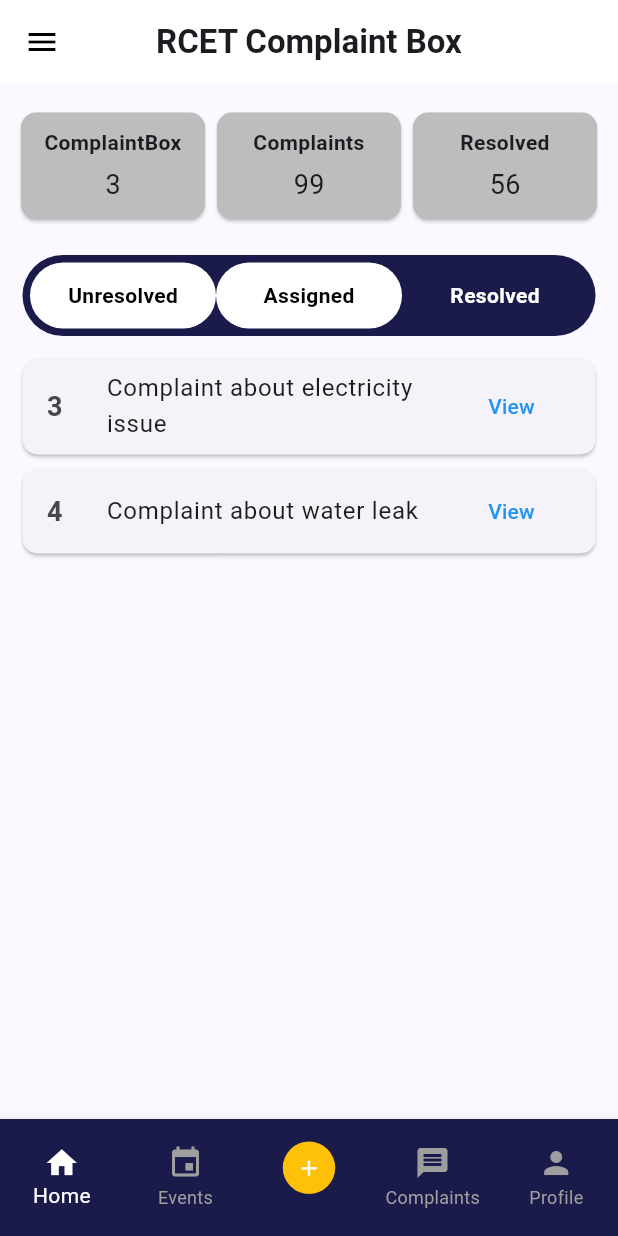
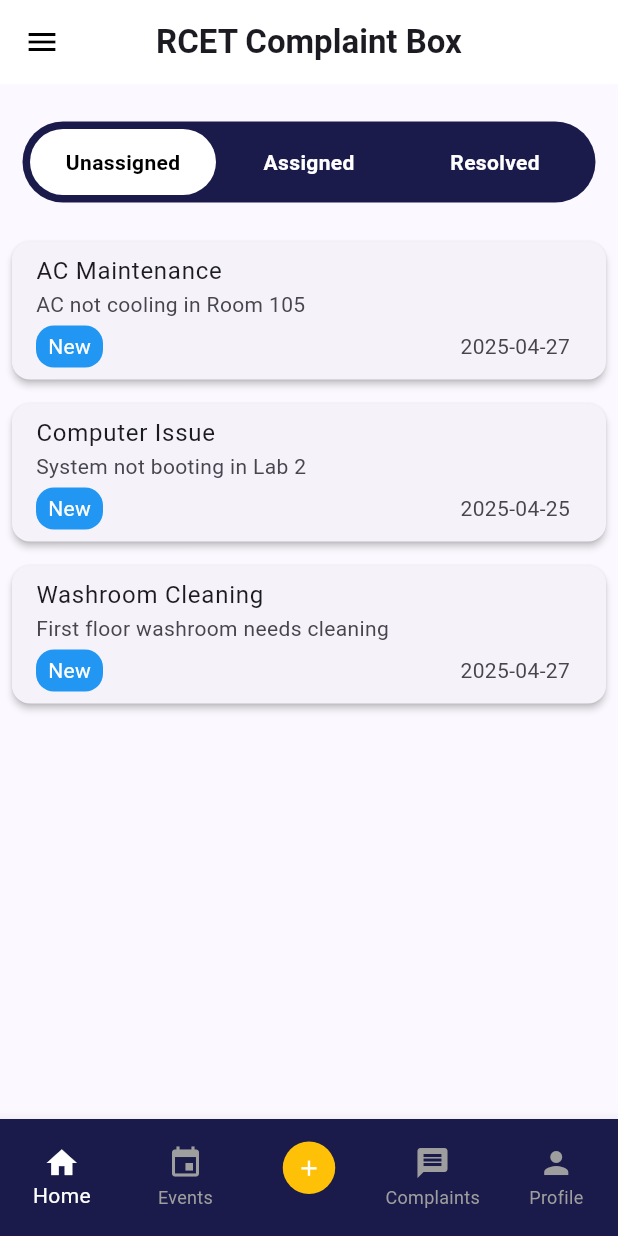
Before and after one commit to AbdulWahab100203/rcet_complaint, a Flutter app: the ComplaintScreenMain screen opened by its route, on a phone screen of 412 x 824 dp. Run offline on Flutter 3.47's test engine with Material 3 defaults, Android fonts, the phone set to English and light mode, and no system bars.

Commit message:
fix the unassignd complaints

```diff
--- a/lib/screens/dashboard/main_dashboard_screen.dart
+++ b/lib/screens/dashboard/main_dashboard_screen.dart
@@ -4,7 +4,8 @@ import '../../widgets/custom_bottom_bar.dart';
 import '../../widgets/dashboard_card.dart';
 import '../../routes/app_routes.dart';
 import 'resolved_complaints.dart';
-import 'unresolved_complaints.dart';
+import 'unassigned_complaints.dart';
+import 'assigned_complaints.dart';
 
 class ComplaintScreenMain extends StatefulWidget {
   @override
@@ -13,7 +14,9 @@ class ComplaintScreenMain extends StatefulWidget {
 
 class _ComplaintScreenMainState extends State<ComplaintScreenMain> {
   int _selectedIndex = 0;
-  bool showResolved = false;
+  String selectedTab =
+      "unassigned"; // Can be "unassigned", "assigned", or "resolved"
+
   @override
   Widget build(BuildContext context) {
     return Scaffold(
@@ -21,7 +24,7 @@ class _ComplaintScreenMainState extends State<ComplaintScreenMain> {
         backgroundColor: Colors.white,
         elevation: 0,
         iconTheme: const IconThemeData(color: Colors.black),
-        centerTitle: true, // ✅ This centers the title
+        centerTitle: true,
         title: const Text(
           'RCET Complaint Box',
           style: TextStyle(
@@ -34,27 +37,7 @@ class _ComplaintScreenMainState extends State<ComplaintScreenMain> {
       body: SafeArea(
         child: Column(
           children: [
-            // const SizedBox(height: 20),
-            // Center(
-            //   child: Image.asset(
-            //     'assets/images/logo.png',
-            //     height: 80,
-            //     errorBuilder: (context, error, stackTrace) =>
-            //         const Icon(Icons.error, size: 50, color: Colors.red),
-            //   ),
-            // ),
-            const SizedBox(height: 15),
-            Padding(
-              padding: const EdgeInsets.symmetric(horizontal: 10),
-              child: Row(
-                mainAxisAlignment: MainAxisAlignment.spaceEvenly,
-                children: const [
-                  DashboardCard(title: "ComplaintBox", count: "3"),
-                  DashboardCard(title: "Complaints", count: "99"),
-                  DashboardCard(title: "Resolved", count: "56"),
-                ],
-              ),
-            ),
+            const SizedBox(height: 5),
             const SizedBox(height: 20),
             Padding(
               padding: const EdgeInsets.symmetric(horizontal: 15),
@@ -67,17 +50,16 @@ class _ComplaintScreenMainState extends State<ComplaintScreenMain> {
                 child: Row(
                   mainAxisAlignment: MainAxisAlignment.spaceEvenly,
                   children: [
-                    toggleButton("Unresolved", !showResolved),
-                    toggleButton("Assigned", !showResolved),
-                    toggleButton("Resolved", showResolved),
+                    toggleButton("Unassigned", selectedTab == "unassigned"),
+                    toggleButton("Assigned", selectedTab == "assigned"),
+                    toggleButton("Resolved", selectedTab == "resolved"),
                   ],
                 ),
               ),
             ),
             const SizedBox(height: 10),
             Expanded(
-              child:
-                  showResolved ? ResolvedComplaints() : UnresolvedComplaints(),
+              child: _buildSelectedView(),
             ),
           ],
         ),
@@ -110,13 +92,25 @@ class _ComplaintScreenMainState extends State<ComplaintScreenMain> {
     );
   }
 
-  // Toggle Button Widget
+  Widget _buildSelectedView() {
+    switch (selectedTab) {
+      case "unassigned":
+        return UnassignedComplaints();
+      case "assigned":
+        return AssignedComplaints();
+      case "resolved":
+        return ResolvedComplaints();
+      default:
+        return UnassignedComplaints();
+    }
+  }
+
   Widget toggleButton(String title, bool isActive) {
     return Expanded(
       child: GestureDetector(
         onTap: () {
           setState(() {
-            showResolved = (title == "Resolved");
+            selectedTab = title.toLowerCase();
           });
         },
         child: Container(
--- /dev/null
+++ b/lib/screens/dashboard/unassigned_complaints.dart
@@ -0,0 +1,201 @@
+import 'package:flutter/material.dart';
+
+class UnassignedComplaints extends StatefulWidget {
+  const UnassignedComplaints({Key? key}) : super(key: key);
+
+  @override
+  State<UnassignedComplaints> createState() => _UnassignedComplaintsState();
+}
+
+class _UnassignedComplaintsState extends State<UnassignedComplaints> {
+  // List of departments and their staff
+  final Map<String, List<String>> departments = {
+    'Electrical': [
+      'John (Electrician)',
+      'Mike (Electrician)',
+      'Sarah (Electronics)'
+    ],
+    'Cleaning': ['Alice (Sweeper)', 'Bob (Janitor)', 'Carol (Cleaner)'],
+    'IT': [
+      'David (System Admin)',
+      'Eve (Network Engineer)',
+      'Frank (IT Support)'
+    ],
+    'Maintenance': ['George (Plumber)', 'Helen (HVAC)', 'Ian (Carpenter)'],
+  };
+
+  String? selectedDepartment;
+  String? selectedStaff;
+
+  // Dummy data for unassigned complaints
+  final List<Map<String, dynamic>> unassignedComplaints = [
+    {
+      'id': '3',
+      'title': 'AC Maintenance',
+      'description': 'AC not cooling in Room 105',
+      'status': 'New',
+      'date': '2025-04-27',
+      'suggestedDepartment': 'Electrical',
+    },
+    {
+      'id': '4',
+      'title': 'Computer Issue',
+      'description': 'System not booting in Lab 2',
+      'status': 'New',
+      'date': '2025-04-25',
+      'suggestedDepartment': 'IT',
+    },
+    {
+      'id': '5',
+      'title': 'Washroom Cleaning',
+      'description': 'First floor washroom needs cleaning',
+      'status': 'New',
+      'date': '2025-04-27',
+      'suggestedDepartment': 'Cleaning',
+    },
+  ];
+
+  void _showAssignmentDialog(Map<String, dynamic> complaint) {
+    selectedDepartment = complaint['suggestedDepartment'];
+    selectedStaff = null;
+
+    showDialog(
+      context: context,
+      builder: (BuildContext context) {
+        return StatefulBuilder(
+          builder: (context, setState) {
+            return AlertDialog(
+              title: const Text('Assign Complaint'),
+              content: Column(
+                mainAxisSize: MainAxisSize.min,
+                crossAxisAlignment: CrossAxisAlignment.start,
+                children: [
+                  Text('Complaint: ${complaint['title']}',
+                      style: const TextStyle(fontWeight: FontWeight.bold)),
+                  const SizedBox(height: 8),
+                  Text(complaint['description']),
+                  const SizedBox(height: 16),
+                  DropdownButtonFormField<String>(
+                    decoration: const InputDecoration(
+                      labelText: 'Select Department',
+                      border: OutlineInputBorder(),
+                    ),
+                    value: selectedDepartment,
+                    items: departments.keys.map((String department) {
+                      return DropdownMenuItem<String>(
+                        value: department,
+                        child: Text(department),
+                      );
+                    }).toList(),
+                    onChanged: (String? newValue) {
+                      setState(() {
+                        selectedDepartment = newValue;
+                        selectedStaff = null;
+                      });
+                    },
+                  ),
+                  const SizedBox(height: 16),
+                  if (selectedDepartment != null)
+                    DropdownButtonFormField<String>(
+                      decoration: const InputDecoration(
+                        labelText: 'Select Staff',
+                        border: OutlineInputBorder(),
+                      ),
+                      value: selectedStaff,
+                      items:
+                          departments[selectedDepartment]!.map((String staff) {
+                        return DropdownMenuItem<String>(
+                          value: staff,
+                          child: Text(staff),
+                        );
+                      }).toList(),
+                      onChanged: (String? newValue) {
+                        setState(() {
+                          selectedStaff = newValue;
+                        });
+                      },
+                    ),
+                ],
+              ),
+              actions: [
+                TextButton(
+                  onPressed: () {
+                    Navigator.of(context).pop();
+                  },
+                  child: const Text('Cancel'),
+                ),
+                ElevatedButton(
+                  onPressed: selectedDepartment != null && selectedStaff != null
+                      ? () {
+                          // Here you would typically update the complaint assignment in your backend
+                          ScaffoldMessenger.of(context).showSnackBar(
+                            SnackBar(
+                              content: Text(
+                                'Complaint assigned to ${selectedStaff} from ${selectedDepartment} department',
+                              ),
+                              backgroundColor: Colors.green,
+                            ),
+                          );
+                          Navigator.of(context).pop();
+                        }
+                      : null,
+                  child: const Text('Assign'),
+                ),
+              ],
+            );
+          },
+        );
+      },
+    );
+  }
+
+  @override
+  Widget build(BuildContext context) {
+    return ListView.builder(
+      itemCount: unassignedComplaints.length,
+      padding: const EdgeInsets.all(8),
+      itemBuilder: (context, index) {
+        final complaint = unassignedComplaints[index];
+        return Card(
+          elevation: 2,
+          margin: const EdgeInsets.symmetric(vertical: 8),
+          child: ListTile(
+            title: Text(complaint['title']),
+            subtitle: Column(
+              crossAxisAlignment: CrossAxisAlignment.start,
+              children: [
+                Text(complaint['description']),
+                const SizedBox(height: 4),
+                Row(
+                  mainAxisAlignment: MainAxisAlignment.spaceBetween,
+                  children: [
+                    Container(
+                      padding: const EdgeInsets.symmetric(
+                        horizontal: 8,
+                        vertical: 4,
+                      ),
+                      decoration: BoxDecoration(
+                        color: complaint['status'] == 'New'
+                            ? Colors.blue
+                            : complaint['status'] == 'In Progress'
+                                ? Colors.orange
+                                : Colors.red,
+                        borderRadius: BorderRadius.circular(12),
+                      ),
+                      child: Text(
+                        complaint['status'],
+                        style: const TextStyle(color: Colors.white),
+                      ),
+                    ),
+                    Text(complaint['date']),
+                  ],
+                ),
+              ],
+            ),
+            onTap: () => _showAssignmentDialog(complaint),
+          ),
+        );
+      },
+    );
+  }
+}
```
Also changed, not shown: lib/screens/dashboard/assigned_complaints.dart (added, +232 -0 lines), pubspec.lock.
